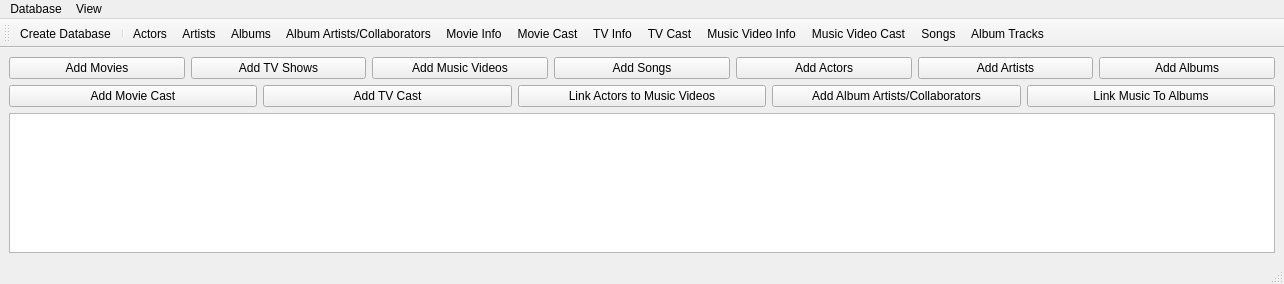
Zakhrov/WebPhonon, file dbmainwindow.ui: the form before one commit.
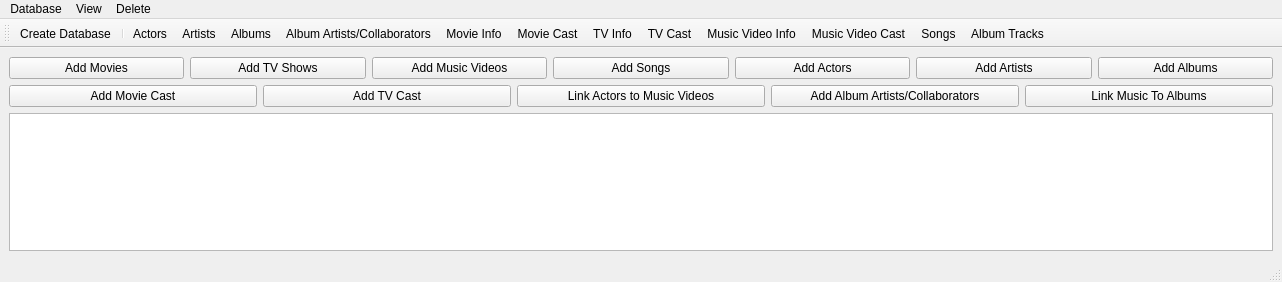
The form after the commit. Icons and pictures are not drawn.

Commit message: Add delete selected Item

What changed in the file:
```diff
--- a/dbmainwindow.ui
+++ b/dbmainwindow.ui
@@ -6,8 +6,8 @@
    <rect>
     <x>0</x>
     <y>0</y>
-    <width>1284</width>
-    <height>284</height>
+    <width>1282</width>
+    <height>282</height>
    </rect>
   </property>
   <property name="windowTitle">
@@ -121,7 +121,7 @@
     <rect>
      <x>0</x>
      <y>0</y>
-     <width>1284</width>
+     <width>1282</width>
      <height>22</height>
     </rect>
    </property>
@@ -166,8 +166,15 @@
     <addaction name="actionAlbum_Artists_Collaborators"/>
     <addaction name="actionAlbum_Tracks"/>
    </widget>
+   <widget class="QMenu" name="menuDelete">
+    <property name="title">
+     <string>Delete</string>
+    </property>
+    <addaction name="actionDelete_Selected_Item"/>
+   </widget>
    <addaction name="menuDatabase"/>
    <addaction name="menuBrowser"/>
+   <addaction name="menuDelete"/>
   </widget>
   <widget class="QStatusBar" name="statusbar"/>
   <widget class="QToolBar" name="toolBar">
```
Left out of the diff: 5 changed lines with no effect on the pictures. The commit also changes 2 other files.
